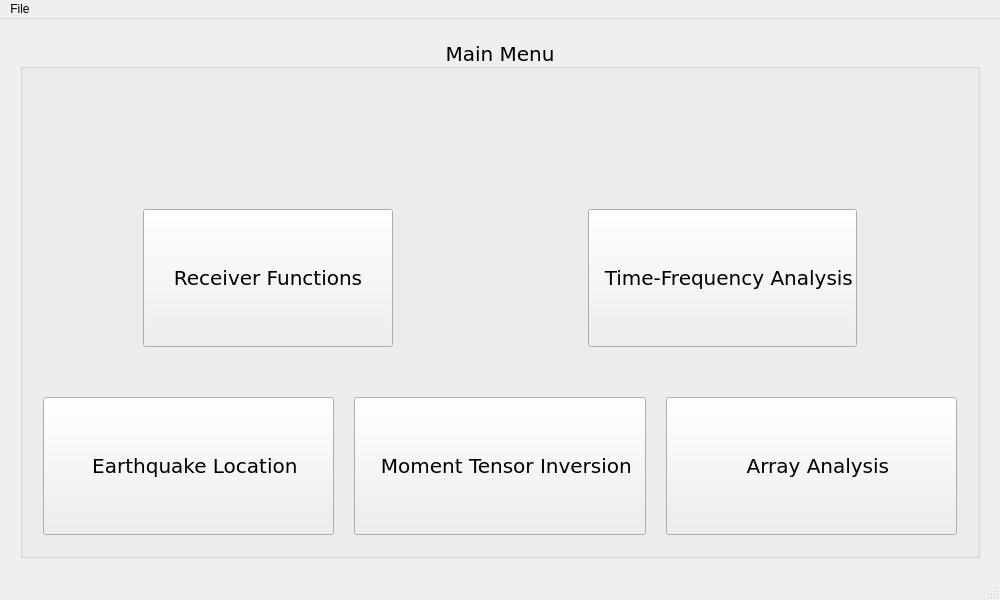
Before: the Qt Designer form isp/resources/designer_uis/MainFrame.ui in ProjectISP/ISP, drawn with Qt 5.
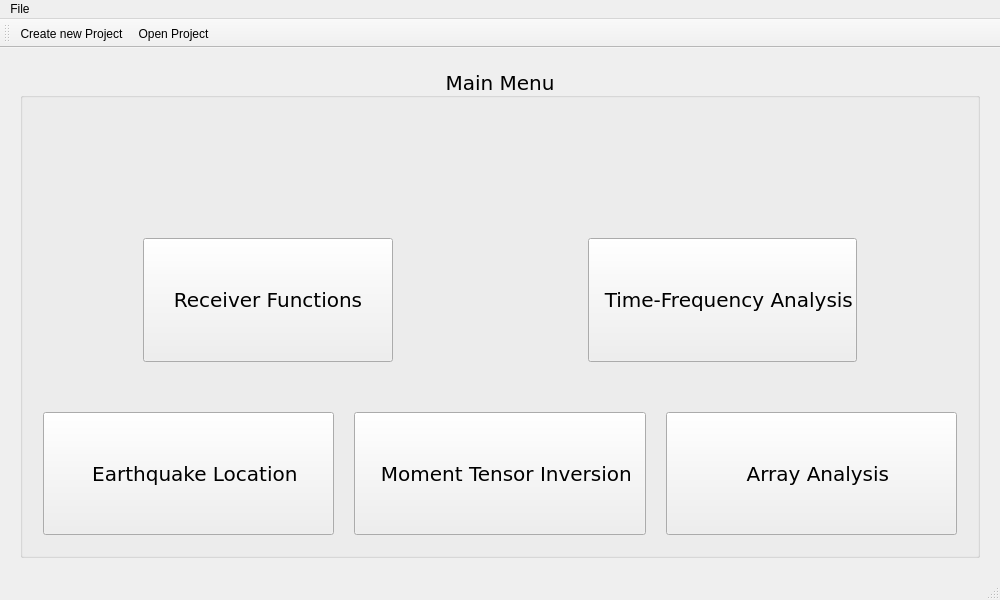
After: the same form once the commit is applied. Icons and pictures are not drawn.

What changed in the file:
```diff
--- a/isp/resources/designer_uis/MainFrame.ui
+++ b/isp/resources/designer_uis/MainFrame.ui
@@ -353,6 +353,19 @@
    <addaction name="menuFile"/>
   </widget>
   <widget class="QStatusBar" name="statusbar"/>
+  <widget class="QToolBar" name="toolBar">
+   <property name="windowTitle">
+    <string>toolBar</string>
+   </property>
+   <attribute name="toolBarArea">
+    <enum>TopToolBarArea</enum>
+   </attribute>
+   <attribute name="toolBarBreak">
+    <bool>false</bool>
+   </attribute>
+   <addaction name="actionCreate_new_Project"/>
+   <addaction name="actionOpen_Project"/>
+  </widget>
   <action name="actionOpen_Project">
    <property name="icon">
     <iconset>
```
Left out of the diff: 4 changed lines with no effect on the pictures.
